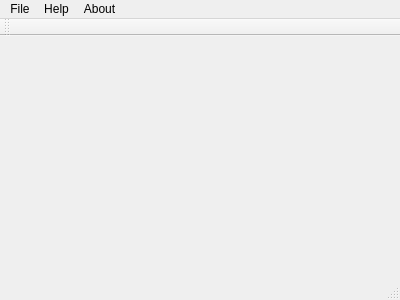
First picture: the form in mainwindow.ui, repository starchimpsgroup/3dvv, before the edit.
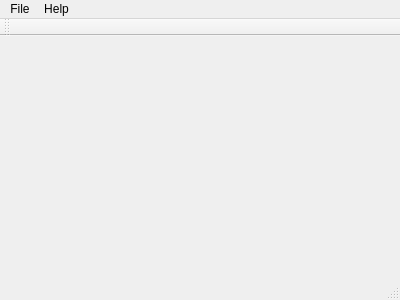
Second picture: the form after the edit.

Commit message: MenuBar Items Help -> About 3DVV and ABout Qt commitet

Diff of the .ui file:
```diff
--- a/mainwindow.ui
+++ b/mainwindow.ui
@@ -42,15 +42,11 @@
     <property name="title">
      <string>Help</string>
     </property>
-   </widget>
-   <widget class="QMenu" name="menuAbout">
-    <property name="title">
-     <string>About</string>
-    </property>
+    <addaction name="actionAbout_3DVV"/>
+    <addaction name="actionAboutQt"/>
    </widget>
    <addaction name="menuDatei"/>
    <addaction name="menuHelp"/>
-   <addaction name="menuAbout"/>
   </widget>
   <widget class="QToolBar" name="mainToolBar">
    <attribute name="toolBarArea">
```
Left out of the diff: 12 changed lines with no effect on the pictures. The commit also changes 2 other files.
